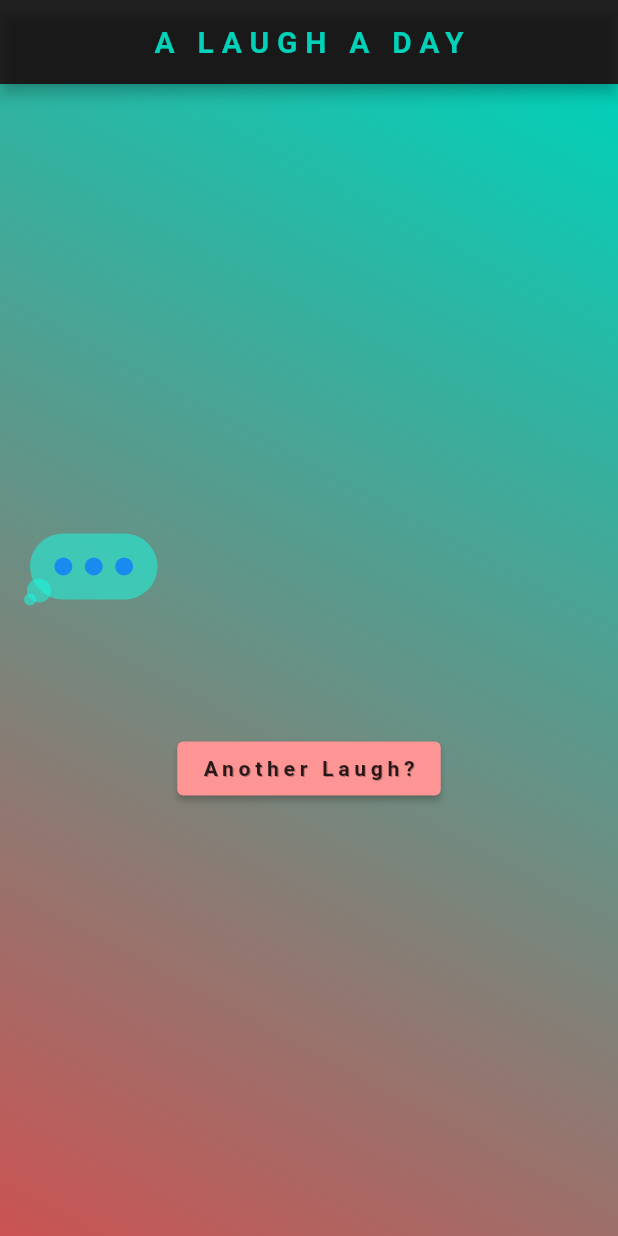
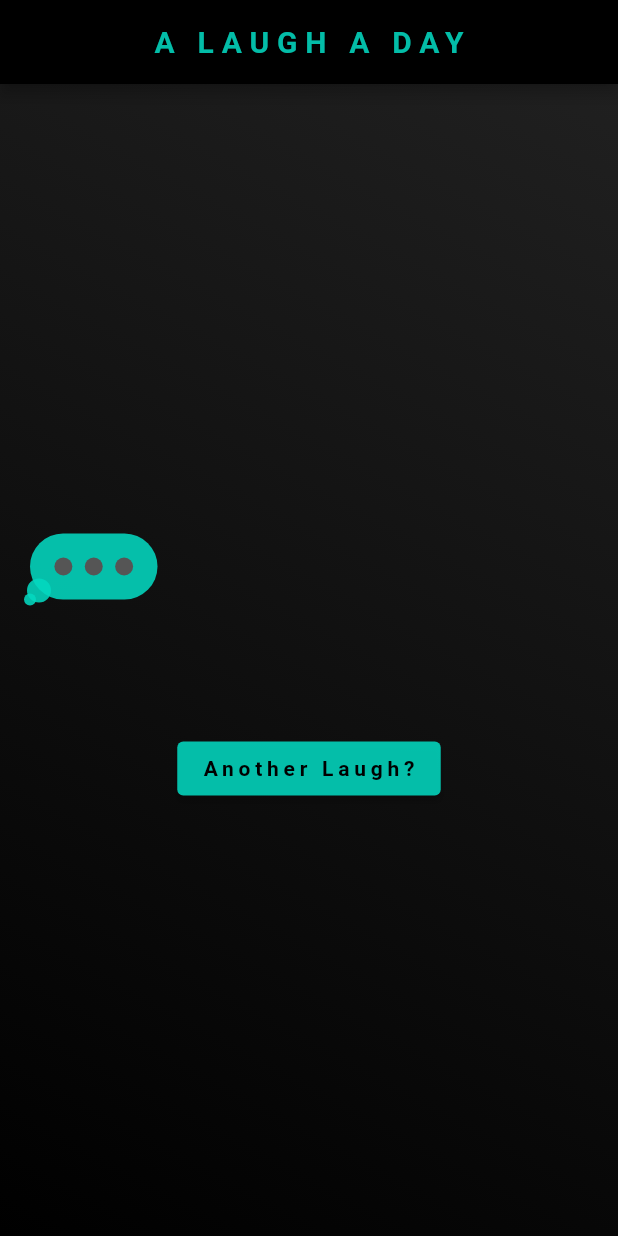
Before and after one commit to reichg/a_laugh_a_day, a Flutter app: the screen it shows after launch, on a phone screen of 412 x 824 dp. Run offline on Flutter 3.47's test engine with Material 2 defaults, Android fonts, the phone set to English and light mode, and no system bars; network calls fail; Roboto replaces fonts that are missing (Aleo-Regular).

Commit message:
dark mode with aqua

```diff
--- a/lib/home_page.dart
+++ b/lib/home_page.dart
@@ -50,17 +50,17 @@ class _JokeGeneratorHomeState extends State<JokeGeneratorHome> {
               letterSpacing: width / 80),
         ),
         centerTitle: true,
-        backgroundColor: Constants.BACKGROUJND_BLACK,
-        foregroundColor: Constants.BRIGHT_AQUA,
+        backgroundColor: Constants.PRIMARY_BLACK,
+        foregroundColor: Constants.PRIMARY_AQUA,
       ),
       body: Container(
-        decoration: BoxDecoration(
+        decoration: const BoxDecoration(
             gradient: LinearGradient(
           begin: Alignment.topRight,
           end: Alignment.bottomLeft,
           colors: [
-            Constants.BRIGHT_AQUA,
-            Constants.BRIGHT_TANGERINE,
+            Constants.PRIMARY_GRADIENT_GREY,
+            Constants.PRIMARY_BLACK,
           ],
         )),
         child: Center(
@@ -71,21 +71,14 @@ class _JokeGeneratorHomeState extends State<JokeGeneratorHome> {
                 padding: EdgeInsets.only(left: (width / 20), right: width / 20),
                 child: _typingDelayComplete
                     ? Container(
-                        decoration: BoxDecoration(
-                            gradient: LinearGradient(
-                              begin: Alignment.topRight,
-                              end: Alignment.bottomLeft,
-                              colors: [
-                                Constants.DIMMER_TANGERINE,
-                                Constants.DIMMER_AQUA,
-                              ],
-                            ),
+                        decoration: const BoxDecoration(
+                            color: Constants.PRIMARY_AQUA,
                             borderRadius: BorderRadius.all(Radius.circular(5)),
                             boxShadow: [
                               CustomBoxShadow(
-                                  color: Constants.TEXT_SHADOW_BLACK,
-                                  offset: const Offset(0.5, 0.5),
-                                  blurRadius: 10.0,
+                                  color: Color.fromARGB(255, 58, 58, 58),
+                                  offset: Offset(0.5, 0.5),
+                                  blurRadius: 5.0,
                                   blurStyle: BlurStyle.outer)
                             ]),
                         child: DadMessageBoxWidget(
@@ -110,7 +103,7 @@ class _JokeGeneratorHomeState extends State<JokeGeneratorHome> {
                     ElevatedButton(
                       style: ButtonStyle(
                           backgroundColor: MaterialStateColor.resolveWith(
-                        (states) => Color.fromARGB(255, 253, 149, 149),
+                        (states) => Constants.PRIMARY_AQUA,
                       )),
                       onPressed: () {
                         setState(() {
@@ -134,14 +127,8 @@ class _JokeGeneratorHomeState extends State<JokeGeneratorHome> {
                         style: TextStyle(
                           fontFamily: 'Aleo-Regular',
                           fontWeight: FontWeight.bold,
-                          color: Constants.SLIGHT_TRANSPARENT_BLACK,
+                          color: Constants.PRIMARY_BLACK,
                           letterSpacing: width / 130,
-                          shadows: [
-                            Shadow(
-                              offset: Offset(0.75, 0.75),
-                              color: Constants.TEXT_SHADOW_BLACK,
-                            )
-                          ],
                         ),
                       ),
                     ),
--- a/lib/utils/constants.dart
+++ b/lib/utils/constants.dart
@@ -11,12 +11,6 @@ var DAD_NAMES = <String>[
   'Zaddy'
 ];
 
-const Color BRIGHT_AQUA = Color.fromARGB(255, 1, 209, 185);
-const Color DIMMER_AQUA = Color.fromARGB(101, 18, 248, 221);
-const Color BRIGHT_TANGERINE = Color.fromARGB(255, 203, 83, 83);
-const Color DIMMER_TANGERINE = Color.fromARGB(144, 253, 163, 163);
-const Color BUTTON_TANGERINE = Color.fromARGB(97, 250, 120, 120);
-const Color TEXT_BLACK = Color.fromARGB(255, 1, 1, 1);
-const Color SLIGHT_TRANSPARENT_BLACK = Color.fromARGB(204, 0, 0, 0);
-const Color BACKGROUJND_BLACK = Color.fromARGB(221, 1, 1, 1);
-const Color TEXT_SHADOW_BLACK = Color.fromARGB(71, 0, 0, 0);
+const Color PRIMARY_BLACK = Colors.black;
+const Color PRIMARY_AQUA = Color.fromARGB(223, 3, 216, 192);
+const Color PRIMARY_GRADIENT_GREY = Color.fromARGB(255, 32, 32, 32);
--- a/lib/widgets/typing_indicator/typing_indicator.dart
+++ b/lib/widgets/typing_indicator/typing_indicator.dart
@@ -1,5 +1,6 @@
 import 'package:flutter/material.dart';
 import 'package:a_laugh_a_day/widgets/typing_indicator/status_bubble.dart';
+import 'package:a_laugh_a_day/utils/constants.dart' as Constants;
 
 import 'animated_bubble.dart';
 import 'circle_bubble.dart';
@@ -8,8 +9,8 @@ class TypingIndicator extends StatefulWidget {
   const TypingIndicator({
     super.key,
     this.showIndicator = false,
-    this.bubbleColor = const Color.fromARGB(142, 28, 245, 220),
-    this.flashingCircleDarkColor = const Color.fromARGB(255, 25, 139, 238),
+    this.bubbleColor = Constants.PRIMARY_AQUA,
+    this.flashingCircleDarkColor = const Color.fromARGB(255, 85, 85, 85),
     this.flashingCircleBrightColor = const Color.fromARGB(255, 223, 228, 228),
   });
 
```
Also changed, not shown: lib/widgets/dad_message_box_widget.dart (+7 -14 lines).
